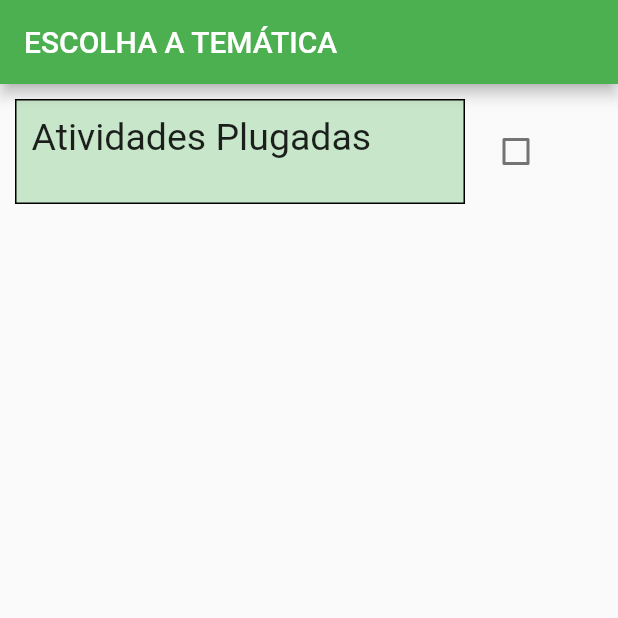
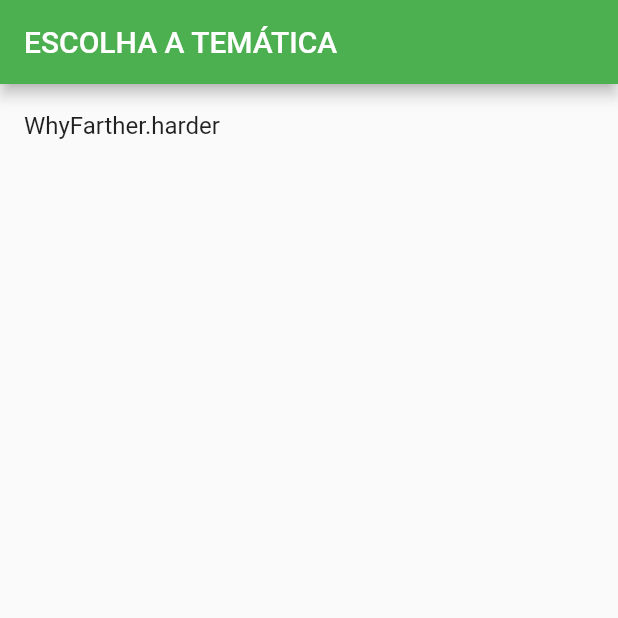
Before and after one commit to iagosinesio/FPA, a Flutter app: the screen it shows after launch, on a phone screen of 412 x 824 dp, the top half of it. Run offline on Flutter 3.47's test engine with Material 2 defaults, Android fonts, the phone set to English and light mode, and no system bars.

Commit message:
Página 2

```diff
--- a/flutter_application_1/lib/second_page.dart
+++ b/flutter_application_1/lib/second_page.dart
@@ -1,47 +1,52 @@
 import 'package:flutter/material.dart';
 
-class SecondPage extends StatelessWidget {
-  bool _sel = false;
+enum WhyFarther { harder, smarter, selfStarter, tradingCharter }
+
+class SecondPage extends StatefulWidget {
+  @override
+  _SecondPageState createState() => _SecondPageState();
+}
+
+class _SecondPageState extends State<SecondPage> {
+  dynamic _selection = WhyFarther.harder;
   @override
   Widget build(BuildContext context) {
     return Scaffold(
       appBar: AppBar(
         title: Text("ESCOLHA A TEMÁTICA"),
       ),
-      body: Center(
-        child: Column(
-          mainAxisAlignment: MainAxisAlignment.start,
-          children: <Widget>[
-            Row(
-              children: <Widget>[
-                Container(
-                  margin: EdgeInsets.all(10.0),
-                  padding: EdgeInsets.all(10.0),
-                  alignment: Alignment.topLeft,
-                  width: 300,
-                  height: 70,
-                  decoration: BoxDecoration(
-                    color: Colors.green[100],
-                    border: Border.all(),
+      body: Column(
+        children: [
+          PopupMenuButton<WhyFarther>(
+            child: ListTile(
+              title: Text(_selection.toString()),
             ),
-                  child: Text("Atividades Plugadas",
-                      style: TextStyle(fontSize: 25)),
-                ),
-                Checkbox(
-                  onChanged: (bool resp) {
+            onSelected: (WhyFarther result) {
               setState(() {
-                      _sel = resp;
+                _selection = result;
               });
             },
-                  value: _sel,
+            itemBuilder: (BuildContext context) => <PopupMenuEntry<WhyFarther>>[
+              const PopupMenuItem<WhyFarther>(
+                value: WhyFarther.harder,
+                child: Text('Working a lot harder'),
+              ),
+              const PopupMenuItem<WhyFarther>(
+                value: WhyFarther.smarter,
+                child: Text('Being a lot smarter'),
+              ),
+              const PopupMenuItem<WhyFarther>(
+                value: WhyFarther.selfStarter,
+                child: Text('Being a self-starter'),
+              ),
+              const PopupMenuItem<WhyFarther>(
+                value: WhyFarther.tradingCharter,
+                child: Text('Placed in charge of trading charter'),
               ),
             ],
           )
         ],
       ),
-      ),
     );
   }
-
-  void setState(Null Function() param0) {}
 }
```
Lines whose indentation alone changed are shown as unchanged.
